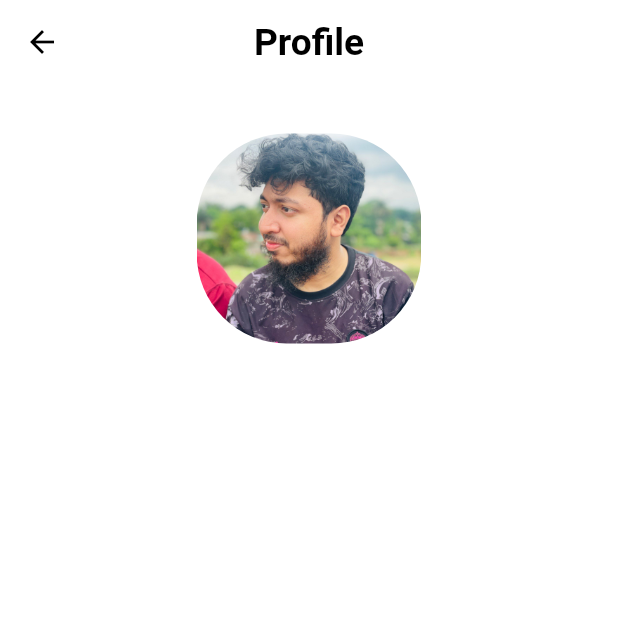
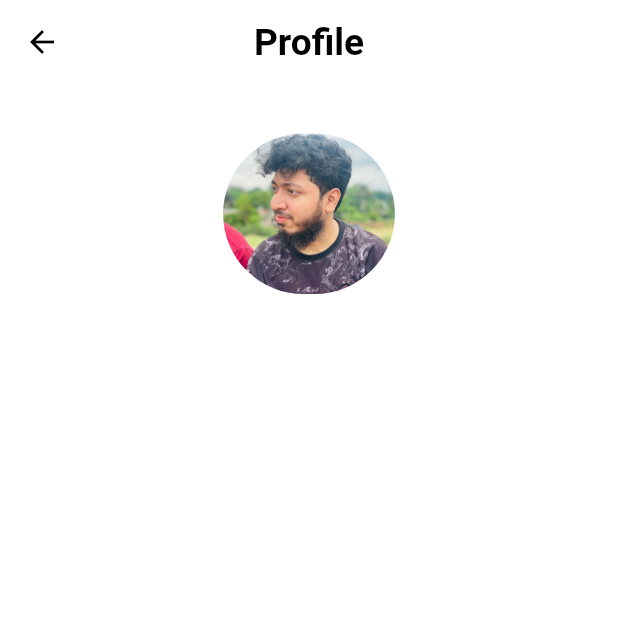
Before and after one commit to abdullahjohar23/expense-tracking-app, a Flutter app: the ProfilePage screen opened directly, on a phone screen of 412 x 824 dp, the top half of it. Run offline on Flutter 3.47's test engine with Material 3 defaults, Android fonts, the phone set to English and light mode, and no system bars; our stand-ins replace cloud_firestore, firebase_auth, firebase_core, random_string, shared_preferences; accounts and stored records are empty.

Commit message:
image size decreased

```diff
--- a/lib/pages/profile.dart
+++ b/lib/pages/profile.dart
@@ -42,9 +42,9 @@ class ProfilePage extends StatelessWidget {
                         Column(
                             children: [
                                 ClipRRect(
-                                    borderRadius: BorderRadius.circular(60),
+                                    borderRadius: BorderRadius.circular(70),
                                     child: Image.asset('asset/abdullahprofile.jpg',
-                                        height: deviceHeight * 0.17,
+                                        height: deviceHeight * 0.13,
                                         fit: BoxFit.cover,
                                     ),
                                 ),
```
